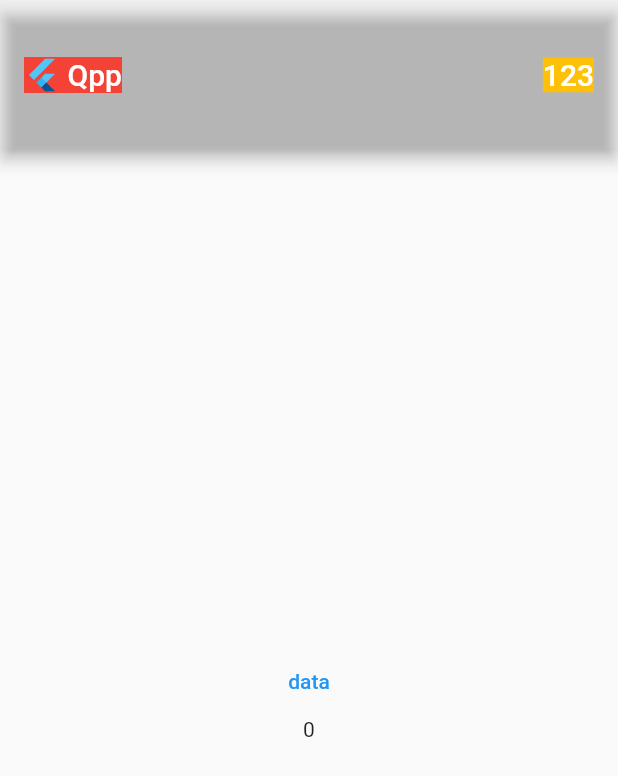
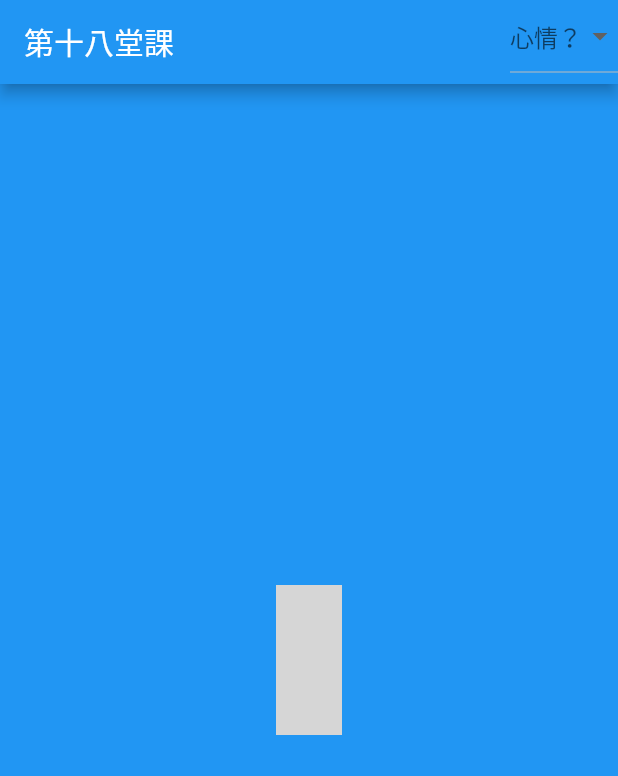
Before and after one commit to imacuser111/Flutter-Demo, a Flutter app: the screen it shows after launch, on a phone screen of 412 x 824 dp. Shown: the top 776 px of the screen. Run offline on Flutter 3.47's test engine with Material 2 defaults, Android fonts, the phone set to English and light mode, and no system bars; our stand-ins replace cached_network_image, flutter_cache_manager; missing offline and left inert: icofont_flutter; grey boxes are pictures that could not be loaded.

Commit message:
add weather

```diff
--- a/flutter_application_1/lib/cache_manager.dart
+++ b/flutter_application_1/lib/cache_manager.dart
@@ -1,6 +1,5 @@
 import 'package:flutter_cache_manager/flutter_cache_manager.dart';
 import 'dart:typed_data';
-import 'package:from_css_color/from_css_color.dart'
 
 class CacheManager {
   final defaultCacheManager = DefaultCacheManager();
--- a/flutter_application_1/lib/main.dart
+++ b/flutter_application_1/lib/main.dart
@@ -1,9 +1,10 @@
 import 'package:flutter/material.dart';
-import 'image.dart';
+import 'package:flutter_application_1/weather.dart';
+// import 'image.dart';
 
 //  進入點
 void main() {
-  runApp(const DemoApp());
+  runApp(const WeatherPageInheritedWidget());
 }
 
 class DemoApp extends StatefulWidget {
--- /dev/null
+++ b/flutter_application_1/lib/weather.dart
@@ -0,0 +1,111 @@
+import 'package:flutter/material.dart';
+import 'package:flutter_application_1/main.dart';
+import 'package:icofont_flutter/icofont_flutter.dart';
+
+enum Weather {
+  sunny,
+  rainy,
+  typhoon,
+  blizzard,
+}
+
+class WeatherWidget extends InheritedWidget {
+  //官方建議要用final, 這樣你就不能隨便去改它
+  final Weather todayWeather;
+
+  //因為是要放在上層, 所以建構子一定要有child, 跟你要共享的資料
+  const WeatherWidget(this.todayWeather, Widget cho, {super.key})
+      : super(child: cho);
+
+  //of方法是一個慣例, 代表這個widget是開放給大家取用, 官方建議這麼寫
+  static WeatherWidget? of(BuildContext context) {
+    return context.dependOnInheritedWidgetOfExactType<WeatherWidget>();
+    //如果用getElementXXX太長的背不起來, 繼承的widget就不會call didChangeDependencies
+    //return context.getElementForInheritedWidgetOfExactType<GodWidget>().widget;
+  }
+
+  //此widget更新後是否通知其他widget
+  @override
+  bool updateShouldNotify(InheritedWidget oldWidget) {
+    return true;
+  }
+}
+
+class WeatherPageInheritedWidget extends StatefulWidget {
+  const WeatherPageInheritedWidget({super.key});
+  @override
+  State<WeatherPageInheritedWidget> createState() => _WeatherPageInheritedWidget();
+}
+
+class _WeatherPageInheritedWidget extends State<WeatherPageInheritedWidget> {
+  String currentMood = "123";
+  Weather currentWeather = Weather.sunny;
+
+  @override
+  Widget build(BuildContext context) {
+    return MaterialApp(
+      home: Scaffold(
+        appBar: AppBar(
+          title: const Text("第十八堂課",),
+          actions: <Widget>[
+            DropdownButton(
+                hint: const Text("心情？"),
+                value: null,
+                items: const [
+                  DropdownMenuItem(value: Weather.sunny, child: Text("大晴天")),
+                  DropdownMenuItem(value: Weather.rainy, child: Text("下雨天")),
+                  DropdownMenuItem(value: Weather.typhoon, child: Text("做颱風")),
+                  DropdownMenuItem(value: Weather.blizzard, child: Text("暴風雪")),
+                ],
+                onChanged: (v) {
+                  setState(() {
+                    currentWeather = v ?? Weather.sunny;
+                  });
+                })
+          ],
+        ),
+        backgroundColor: Colors.red,
+        body: WeatherWidget(currentWeather, const SkyWidget()))
+    );
+  }
+}
+
+class SkyWidget extends StatefulWidget {
+  const SkyWidget({super.key});
+
+  @override
+  State<SkyWidget> createState() => _SkyWidgetState();
+}
+
+class _SkyWidgetState extends State<SkyWidget> {
+  @override
+  Widget build(BuildContext context) {
+
+    Widget widgetIcon(IconData ico){
+      return Container(
+        alignment: Alignment.center,
+        color: Colors.blue,
+        child: Icon(ico, color: Colors.white, size: 100),
+      );
+    }
+
+    switch (WeatherWidget.of(context)?.todayWeather) {
+      case Weather.sunny:
+        return widgetIcon(IcoFontIcons.sunny);
+      case Weather.rainy:
+        return widgetIcon(IcoFontIcons.rainy);
+      case Weather.typhoon:
+        return widgetIcon(IcoFontIcons.wind);
+      case Weather.blizzard:
+        return widgetIcon(IcoFontIcons.snow);
+      default:
+        return Container(child: null, color: Colors.red);
+    }
+  }
+
+  @override
+  void didChangeDependencies() {
+    super.didChangeDependencies();
+    debugPrint("weather didChangeDependencies");
+  }
+}
--- a/flutter_application_1/pubspec.yaml
+++ b/flutter_application_1/pubspec.yaml
@@ -38,6 +38,7 @@ dependencies:
   cached_network_image: ^3.2.3
   flutter_cache_manager: ^3.3.1
   image_downloader: ^0.31.0
+  icofont_flutter: ^1.4.0
   # cached_network_image:
   #   git:
   #     url: https://github.com/Baseflow/flutter_cached_network_image.git
```
Also changed, not shown: flutter_application_1/pubspec.lock.
